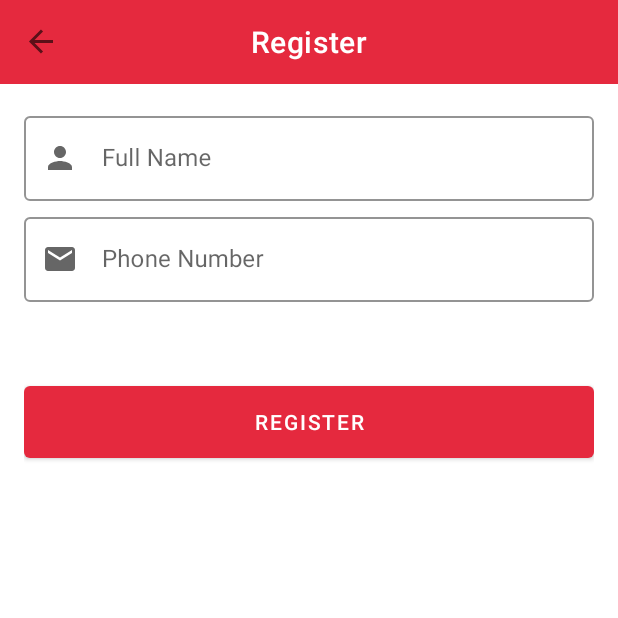
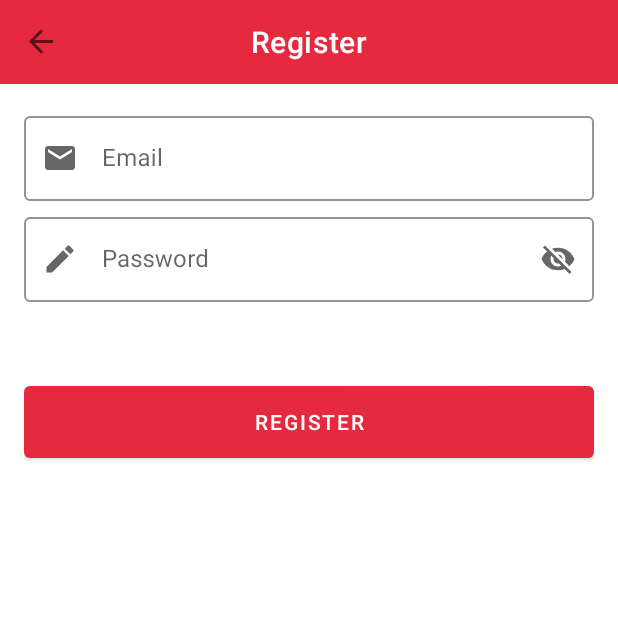
Before and after one commit to damagermax/NLPC, an Android app: the RegisterFragment screen opened through its navigation route, on a phone screen of 412 x 824 dp, the top half of it. Run offline under Robolectric (Android 15) with nearby library versions, the phone set to English and light mode, and no system bars; our stand-ins replace Firebase (no records; nobody signed in at launch, a user with empty details on screens opened directly), navigation-ui; libraries missing offline, so code that uses them is left out: com.hbb20.

Commit message:
Register and signIn user

```diff
--- a/app/src/main/AndroidManifest.xml
+++ b/app/src/main/AndroidManifest.xml
@@ -1,6 +1,8 @@
 <?xml version="1.0" encoding="utf-8"?>
 <manifest xmlns:android="http://schemas.android.com/apk/res/android"
     package="com.example.nlpc">
+
+    <uses-permission android:name="android.permission.INTERNET" />
 
     <application
         android:allowBackup="true"
--- a/app/src/main/java/com/example/nlpc/MainActivity.kt
+++ b/app/src/main/java/com/example/nlpc/MainActivity.kt
@@ -30,7 +30,7 @@ class MainActivity : AppCompatActivity() {
 
         navController.addOnDestinationChangedListener { _, destination, _ ->
             when (destination.id) {
-                R.id.phoneNumberFragment -> {
+                R.id.loginFragment -> {
                     bottomNavigation.visibility = View.GONE
                 }
                 R.id.registerFragment -> {
--- /dev/null
+++ b/app/src/main/java/com/example/nlpc/view/LoginFragment.kt
@@ -0,0 +1,90 @@
+package com.example.nlpc.view
+
+import android.os.Bundle
+import android.text.TextUtils
+import androidx.fragment.app.Fragment
+import android.view.LayoutInflater
+import android.view.View
+import android.view.ViewGroup
+import android.widget.Button
+import android.widget.EditText
+import androidx.navigation.fragment.findNavController
+import com.example.nlpc.R
+import com.example.nlpc.utils.showToast
+import com.google.firebase.auth.FirebaseAuth
+import com.hbb20.CountryCodePicker
+
+
+class LoginFragment : Fragment() {
+
+
+    private lateinit var loginBtn: Button
+
+    private lateinit var auth: FirebaseAuth
+    private lateinit var emailInput: EditText
+    private lateinit var passwordInput: EditText
+
+    override fun onCreateView(
+        inflater: LayoutInflater, container: ViewGroup?,
+        savedInstanceState: Bundle?
+    ): View? {
+
+        auth = FirebaseAuth.getInstance()
+
+        // Inflate the layout for this fragment
+        val view = inflater.inflate(R.layout.fragment_login, container, false)
+        loginBtn = view.findViewById(R.id.submitBtn)
+        emailInput = view.findViewById(R.id.login_email_edit_text)
+        passwordInput = view.findViewById(R.id.login_password_edit_text)
+        return view
+    }
+
+    override fun onViewCreated(view: View, savedInstanceState: Bundle?) {
+        super.onViewCreated(view, savedInstanceState)
+
+
+        loginBtn.setOnClickListener {
+
+
+            when {
+                TextUtils.isEmpty(emailInput.text) -> {
+                    requireActivity().showToast("Enter your email")
+
+                }
+                TextUtils.isEmpty(passwordInput.text) -> {
+                    requireActivity().showToast("Enter your password")
+
+                }
+                else -> {
+
+                    signInUser()
+                }
+            }
+        }
+    }
+
+    private fun signInUser() {
+        val email=emailInput.text.toString()
+        val password=passwordInput.text.toString()
+
+
+        auth.signInWithEmailAndPassword(email, password)
+            .addOnCompleteListener { task ->
+                if (task.isSuccessful) {
+                    // Sign in success, update UI with the signed-in user's information
+                        // move to listen now screen
+                    val action = LoginFragmentDirections.actionLoginFragmentToListenNowFragment()
+                    findNavController().navigate(action)
+
+
+                } else {
+                    // If sign in fails, display a message to the user.
+                    requireActivity().showToast(task.exception?.message.toString())
+
+                }
+            }
+
+    }
+
+
+}
--- a/app/src/main/java/com/example/nlpc/view/RegisterFragment.kt
+++ b/app/src/main/java/com/example/nlpc/view/RegisterFragment.kt
@@ -8,28 +8,32 @@ import android.view.View
 import android.view.ViewGroup
 import android.widget.Button
 import android.widget.EditText
-import androidx.navigation.fragment.findNavController
 import com.example.nlpc.R
 import com.example.nlpc.utils.showToast
+import com.google.firebase.auth.FirebaseAuth
 
 
 class RegisterFragment : Fragment() {
 
 
+    private lateinit var passwordInput: EditText
+    private lateinit var emailInput: EditText
+    private lateinit var registerBtn: Button
+    private lateinit var auth: FirebaseAuth
 
-    private lateinit var userFullName: EditText
-    private lateinit var userEmail: EditText
-    private lateinit var registerBtn: Button
 
     override fun onCreateView(
         inflater: LayoutInflater, container: ViewGroup?,
         savedInstanceState: Bundle?
     ): View? {
+
+        // Initialize Firebase Auth
+        auth = FirebaseAuth.getInstance()
+
         // Inflate the layout for this fragment
-
-        val view=inflater.inflate(R.layout.fragment_register, container, false)
-        userEmail = view.findViewById(R.id.userEmailInput)
-        userFullName = view.findViewById(R.id.userFullNameInput)
+        val view = inflater.inflate(R.layout.fragment_register, container, false)
+        emailInput = view.findViewById(R.id.registerEmailInput)
+        passwordInput = view.findViewById(R.id.registerPasswordInput)
         registerBtn = view.findViewById(R.id.registerBtn)
         return view
     }
@@ -44,27 +48,46 @@ class RegisterFragment : Fragment() {
 
     private fun validateFields() {
         when {
-            TextUtils.isEmpty(userEmail.text) -> {
+            TextUtils.isEmpty(emailInput.text) -> {
                 requireActivity().showToast("Enter your email")
             }
-            TextUtils.isEmpty(userFullName.text) -> {
-                requireActivity().showToast("Enter your full name")
+            TextUtils.isEmpty(passwordInput.text) -> {
+                requireActivity().showToast("Enter your password")
             }
             else -> {
-                saveUserInformation()
+                registerUser()
 
-                val action =RegisterFragmentDirections.actionRegisterFragmentToListenNowFragment()
-                findNavController().navigate(action)
 
             }
         }
     }
 
-    private fun saveUserInformation() {
-        val email = userEmail.text.toString()
-        val fullName = userFullName.text.toString()
+    private fun registerUser() {
+        val email = emailInput.text.toString()
+        val password = passwordInput.text.toString()
 
 
+        createUserWithEmailAndPassword(email, password)
+
+    }
+
+
+    private fun createUserWithEmailAndPassword(email: String, password: String) {
+        auth.createUserWithEmailAndPassword(email, password)
+            .addOnCompleteListener { task ->
+                if (task.isSuccessful) {
+                    // Sign in success, update UI with the signed-in user's information
+                    requireActivity().showToast("registerd")
+
+                } else {
+                    // If sign in fails, display a message to the user.
+                    requireActivity().showToast(task.exception?.message.toString())
+
+
+
+
+                }
+            }
 
     }
 
--- a/app/src/main/java/com/example/nlpc/view/VerifyOTPFragment.kt
+++ b/app/src/main/java/com/example/nlpc/view/VerifyOTPFragment.kt
@@ -42,8 +42,7 @@ class VerifyOTPFragment : Fragment() {
             if (otp.isEmpty()) {
                 requireActivity().showToast("Enter code")
             } else {
-                val action =VerifyOTPFragmentDirections.actionVerifyOTPFragmentToRegisterFragment()
-                findNavController().navigate(action)
+
             }
 
 
--- /dev/null
+++ b/app/src/main/res/drawable/ic_baseline_create_24.xml
@@ -0,0 +1,5 @@
+<vector android:height="24dp" android:tint="#2B2929"
+    android:viewportHeight="24" android:viewportWidth="24"
+    android:width="24dp" xmlns:android="http://schemas.android.com/apk/res/android">
+    <path android:fillColor="@android:color/white" android:pathData="M3,17.25V21h3.75L17.81,9.94l-3.75,-3.75L3,17.25zM20.71,7.04c0.39,-0.39 0.39,-1.02 0,-1.41l-2.34,-2.34c-0.39,-0.39 -1.02,-0.39 -1.41,0l-1.83,1.83 3.75,3.75 1.83,-1.83z"/>
+</vector>
--- a/app/src/main/res/layout/fragment_register.xml
+++ b/app/src/main/res/layout/fragment_register.xml
@@ -28,18 +28,18 @@
                 style="@style/Widget.MaterialComponents.TextInputLayout.OutlinedBox"
                 android:layout_width="match_parent"
                 app:endIconMode="clear_text"
-                app:startIconDrawable="@drawable/person_24"
+                app:startIconDrawable="@drawable/email_24"
                 android:layout_height="wrap_content"
                 app:hintTextColor="@color/black"
                 app:boxStrokeColor="@color/black">
 
                 <com.google.android.material.textfield.TextInputEditText
                     android:layout_width="match_parent"
-                    android:inputType="text"
-                    android:id="@+id/userFullNameInput"
+                    android:inputType="textEmailAddress"
+                    android:id="@+id/registerEmailInput"
                     android:lines="1"
                     android:layout_height="wrap_content"
-                    android:hint="@string/full_name" />
+                    android:hint="@string/email" />
 
             </com.google.android.material.textfield.TextInputLayout>
 
@@ -48,8 +48,8 @@
                 android:layout_width="match_parent"
                 android:layout_height="wrap_content"
                 android:layout_marginTop="5dp"
-                app:endIconMode="clear_text"
-                app:startIconDrawable="@drawable/email_24"
+                app:endIconMode="password_toggle"
+                app:startIconDrawable="@drawable/ic_baseline_create_24"
                 app:hintTextColor="@color/black"
                 app:boxStrokeColor="@color/black">
 
@@ -57,9 +57,9 @@
                     android:layout_width="match_parent"
                     android:layout_height="wrap_content"
                     android:lines="1"
-                    android:id="@+id/userEmailInput"
+                    android:id="@+id/registerPasswordInput"
                     android:inputType="number"
-                    android:hint="@string/phone" />
+                    android:hint="@string/password" />
 
             </com.google.android.material.textfield.TextInputLayout>
 
--- a/app/src/main/res/navigation/nav_graph.xml
+++ b/app/src/main/res/navigation/nav_graph.xml
@@ -3,35 +3,18 @@
     xmlns:app="http://schemas.android.com/apk/res-auto"
     xmlns:tools="http://schemas.android.com/tools"
     android:id="@+id/nav_graph"
-    app:startDestination="@id/episodeFragment">
+    app:startDestination="@id/loginFragment">
 
-    <fragment
-        android:id="@+id/phoneNumberFragment"
-        android:name="com.example.nlpc.view.PhoneNumberFragment"
-        android:label="Verify your phone number"
-        tools:layout="@layout/fragment_phone_number">
-        <action
-            android:id="@+id/action_phoneNumberFragment_to_verifyOTPFragment"
-            app:destination="@id/verifyOTPFragment" />
-    </fragment>
     <fragment
         android:id="@+id/verifyOTPFragment"
         android:name="com.example.nlpc.view.VerifyOTPFragment"
         android:label="Verify your number"
-        tools:layout="@layout/fragment_verify_o_t_p">
-        <action
-            android:id="@+id/action_verifyOTPFragment_to_registerFragment"
-            app:destination="@id/registerFragment" />
-    </fragment>
+        tools:layout="@layout/fragment_verify_o_t_p"/>
     <fragment
         android:id="@+id/registerFragment"
         android:name="com.example.nlpc.view.RegisterFragment"
         android:label="Register"
-        tools:layout="@layout/fragment_register" >
-        <action
-            android:id="@+id/action_registerFragment_to_listenNowFragment"
-            app:destination="@id/listenNowFragment" />
-    </fragment>
+        tools:layout="@layout/fragment_register" />
     <fragment
         android:id="@+id/browseCategoryFragment"
         android:name="com.example.nlpc.view.browse.BrowseCategoryFragment"
@@ -70,4 +53,13 @@
         android:name="com.example.nlpc.view.episode.EpisodeFragment"
         android:label="Episodes"
         tools:layout="@layout/fragment_episode" />
+    <fragment
+        android:id="@+id/loginFragment"
+        android:name="com.example.nlpc.view.LoginFragment"
+        android:label="Login"
+        tools:layout="@layout/fragment_login">
+        <action
+            android:id="@+id/action_loginFragment_to_listenNowFragment"
+            app:destination="@id/listenNowFragment" />
+    </fragment>
 </navigation>
--- a/app/src/main/res/values/strings.xml
+++ b/app/src/main/res/values/strings.xml
@@ -39,5 +39,8 @@
     <string name="add_episode">ADD EPISODE</string>
     <string name="episode_duration">Episode duration</string>
     <string name="episode_date">Episode date</string>
+    <string name="login">Login</string>
+    <string name="email">Email</string>
+    <string name="password">Password</string>
 
 </resources>
--- a/build.gradle
+++ b/build.gradle
@@ -11,6 +11,9 @@ buildscript {
         // Navigation
         classpath "androidx.navigation:navigation-safe-args-gradle-plugin:2.3.5"
 
+        // Firebase
+        classpath 'com.google.gms:google-services:4.3.10'
+
         // NOTE: Do not place your application dependencies here; they belong
         // in the individual module build.gradle files
     }
```
Also changed, not shown: app/build.gradle (+12 -1 lines), app/src/main/java/com/example/nlpc/authentication/Authentication.kt (added, +26 -0 lines), app/src/main/java/com/example/nlpc/utils/Resource.kt (added, +16 -0 lines), app/src/main/java/com/example/nlpc/view/PhoneNumberFragment.kt (deleted, +0 -67 lines), app/src/main/res/layout/fragment_login.xml (added, +59 -0 lines), app/src/main/res/layout/fragment_phone_number.xml (deleted, +0 -96 lines), 1 other file.
